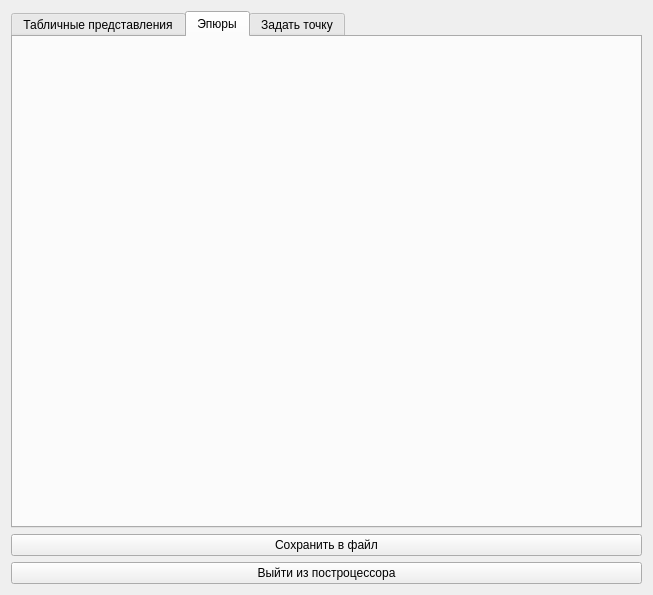
Qt form postprocessor.ui (Micelium1/SaprBar2) before a commit.
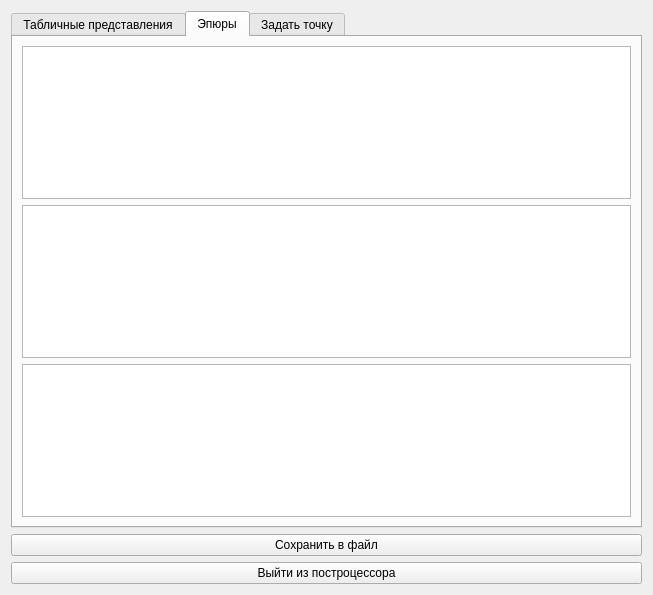
The same form after that commit. The open tabs and pages were chosen to show the change.

The edit to the form file:
```diff
--- a/postprocessor.ui
+++ b/postprocessor.ui
@@ -113,6 +113,17 @@
       <attribute name="title">
        <string>Эпюры</string>
       </attribute>
+      <layout class="QVBoxLayout" name="verticalLayout_7">
+       <item>
+        <widget class="QGraphicsView" name="NxVeiw"/>
+       </item>
+       <item>
+        <widget class="QGraphicsView" name="StressVeiw"/>
+       </item>
+       <item>
+        <widget class="QGraphicsView" name="UxVeiw"/>
+       </item>
+      </layout>
      </widget>
      <widget class="QWidget" name="tab_4">
       <attribute name="title">
```
Left out of the diff: 2 changed lines with no effect on the pictures.
